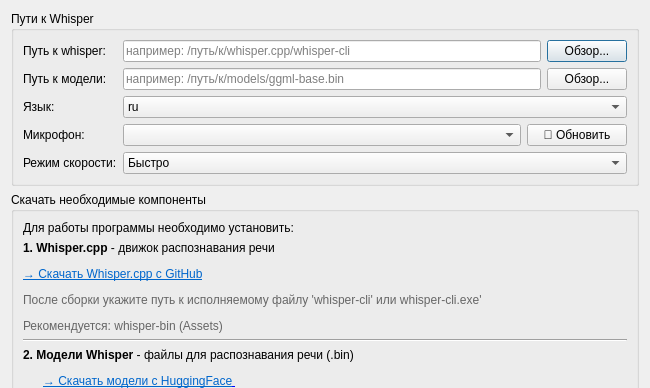
This is settingsdialog.ui in den0011/SpeechRecognition as Qt 5 draws it before an edit; both pictures show x 0 to 650 and y 0 to 388 of the 650 by 600 pixel window. The edited form follows.
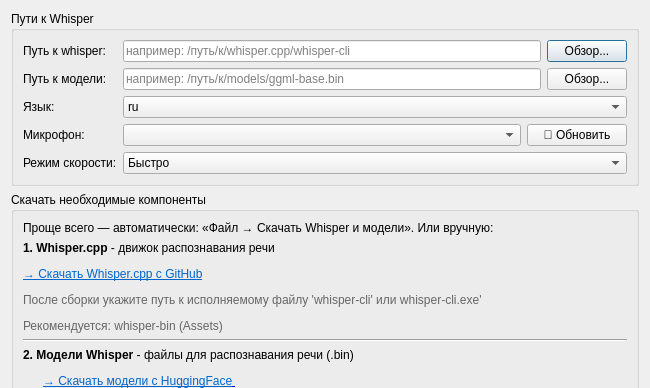
This is the edited form.

Commit message: Версия 1.4: диктовка, фильтр шума, выбор сборки whisper, предупреждение о тишине

Patch:
```diff
--- a/settingsdialog.ui
+++ b/settingsdialog.ui
@@ -219,7 +219,7 @@
       <item>
        <widget class="QLabel" name="infoLabel">
         <property name="text">
-         <string>Для работы программы необходимо установить:</string>
+         <string>Проще всего — автоматически: «Файл → Скачать Whisper и модели». Или вручную:</string>
         </property>
         <property name="wordWrap">
          <bool>true</bool>
```
Left out of the diff: 6 changed lines with no effect on the pictures. The commit also changes 17 other files.
